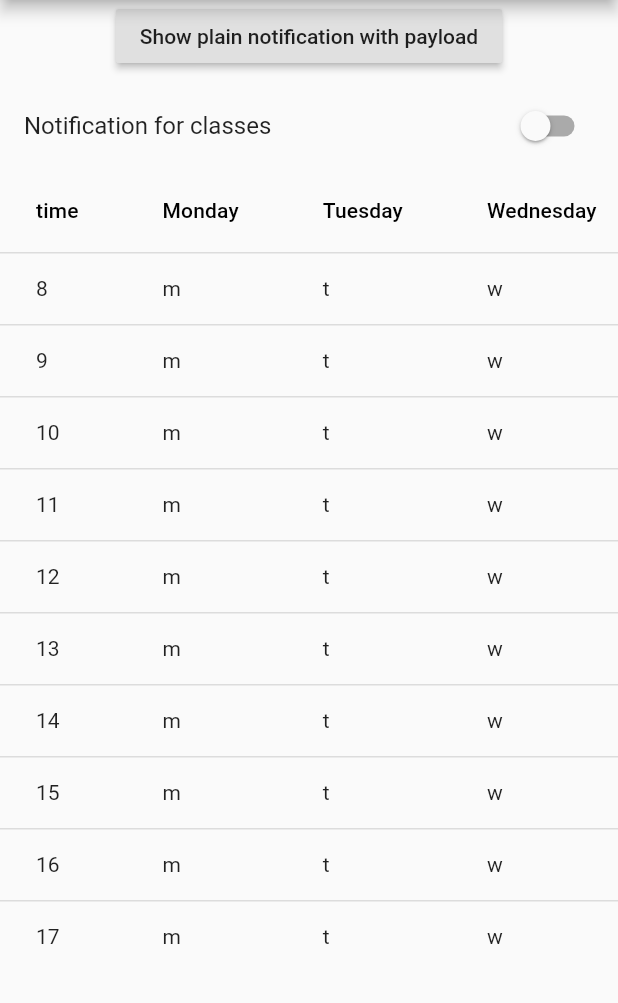
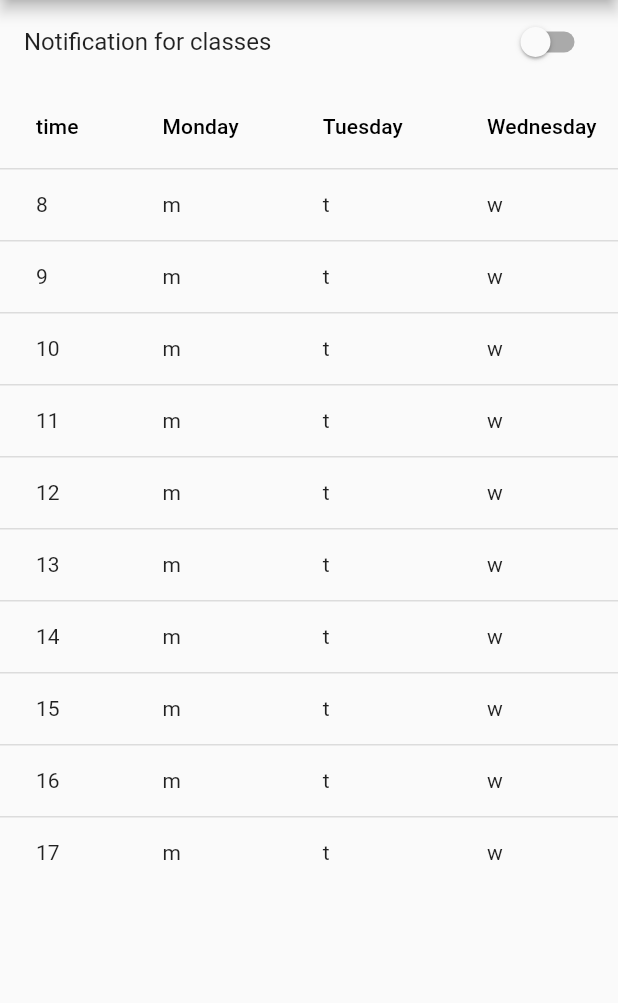
Before and after one commit to Samdroid27/TimeTable, a Flutter app: the screen it shows after launch, on a phone screen of 412 x 824 dp, the part 84-1087 px from its top. Run offline on Flutter 3.47's test engine with Material 2 defaults, Android fonts, the phone set to English and light mode, and no system bars; our stand-ins replace flutter_local_notifications, rxdart, sqflite; accounts and stored records are empty.

```diff
--- a/lib/main.dart
+++ b/lib/main.dart
@@ -64,20 +64,7 @@ Future<void> main() async {
   );
 }
 
-class PaddedRaisedButton extends StatelessWidget {
-  final String buttonText;
-  final VoidCallback onPressed;
-  const PaddedRaisedButton(
-      {@required this.buttonText, @required this.onPressed});
 
-  @override
-  Widget build(BuildContext context) {
-    return Padding(
-      padding: EdgeInsets.fromLTRB(0.0, 0.0, 0.0, 8.0),
-      child: RaisedButton(child: Text(buttonText), onPressed: onPressed),
-    );
-  }
-}
 
 class MyApp extends StatelessWidget {
   @override
--- a/lib/screens/tt_screen.dart
+++ b/lib/screens/tt_screen.dart
@@ -5,6 +5,7 @@ import 'package:flutter/cupertino.dart';
 import 'package:flutter_local_notifications/flutter_local_notifications.dart';
 
 import '../providers/tt_provider.dart';
+import '../widgets/timetable_display.dart';
 import '../main.dart';
 
 class TTScreen extends StatefulWidget {
@@ -67,12 +68,13 @@ class _TTScreenState extends State<TTScreen> {
   Future<void> checkNotify() async{
     var notifications = await _checkPendingNotificationRequests();
     if (notifications > 0){
-      _isNotificationOn= true;
+      _isNotificationOn = true;
     }
     else
     {
-      _isNotificationOn =false;
+      _isNotificationOn = false;
     }
+
   }
 
   @override
@@ -109,13 +111,10 @@ class _TTScreenState extends State<TTScreen> {
       body: SingleChildScrollView(
               child: Column(
           children: <Widget>[
-            PaddedRaisedButton(
-                      buttonText: 'Show plain notification with payload',
-                      onPressed: () async {
-                        await _showNotification();
-                      },
-                    ),
-             SwitchListTile(
+
+             FutureBuilder(
+               future: checkNotify(),
+                 builder: (ctx,snapshot)=>SwitchListTile(
                  title: Text('Notification for classes'),
                  value:_isNotificationOn ,
                  onChanged: (newVal){
@@ -129,6 +128,7 @@ class _TTScreenState extends State<TTScreen> {
                    }
                  },
                ),
+             ),
             TimeTableDisplay(),
           ],
         ),
@@ -137,17 +137,7 @@ class _TTScreenState extends State<TTScreen> {
   }
 }
 
- Future<void> _showNotification() async {
-    var androidPlatformChannelSpecifics = AndroidNotificationDetails(
-        'your channel id', 'your channel name', 'your channel description',
-        importance: Importance.Max, priority: Priority.High, ticker: 'ticker');
-    var iOSPlatformChannelSpecifics = IOSNotificationDetails();
-    var platformChannelSpecifics = NotificationDetails(
-        androidPlatformChannelSpecifics, iOSPlatformChannelSpecifics);
-    await flutterLocalNotificationsPlugin.show(
-        0, 'plain title', 'plain body', platformChannelSpecifics,
-        payload: 'item x');
-  }
+
 
    Future<void> _cancelAllNotifications() async {
     await flutterLocalNotificationsPlugin.cancelAll();
@@ -205,91 +195,3 @@ class _TTScreenState extends State<TTScreen> {
       }
     });
   }
-
-class TimeTableDisplay extends StatelessWidget {
-  const TimeTableDisplay({
-    Key key,
-  }) : super(key: key);
-
-  void modifySlotDialog(BuildContext context, int hr, String column) {
-    final _slotController = TextEditingController();
-    showDialog(
-        context: context,
-        builder: (ctx) => AlertDialog(
-              title: Text('Modify slot'),
-              content: TextField(
-                decoration: InputDecoration(labelText: 'Enter Course'),
-                controller: _slotController,
-                onSubmitted: (_) {},
-              ),
-              actions: <Widget>[
-                FlatButton(
-                  child: Text('NO'),
-                  onPressed: () {
-                    Navigator.of(context).pop();
-                  },
-                ),
-                FlatButton(
-                    child: Text('YES'),
-                    onPressed: () {
-                      Provider.of<TTProvider>(context)
-                          .updateSlot(hr, column, _slotController.text);
-                      Navigator.of(context).pop();
-                    })
-              ],
-            ));
-  }
-
-  @override
-  Widget build(BuildContext context) {
-    return FutureBuilder(
-      future: Provider.of<TTProvider>(context).fetchAndSetSlot(),
-      builder: (ctx, snapshot) => Consumer<TTProvider>(
-        builder: (context, ttVal, _) =>  SingleChildScrollView(
-            scrollDirection: Axis.horizontal,
-            child: DataTable(
-              columns: [
-                DataColumn(label: Text('time')),
-                DataColumn(label: Text('Monday')),
-                DataColumn(label: Text('Tuesday')),
-                DataColumn(label: Text('Wednesday')),
-                DataColumn(label: Text('Thursday')),
-                DataColumn(label: Text('Friday')),
-                DataColumn(label: Text('Saturday')),
-              ],
-              rows: ttVal.items
-                  .map((item) => DataRow(cells: [
-                        DataCell(Text('${item.hr}')),
-                        DataCell(Text(item.mon),
-
-                            onTap: () =>
-                                modifySlotDialog(context, item.hr, 'mon')),
-                        DataCell(Text(item.tue),
-
-                            onTap: () =>
-                                modifySlotDialog(context, item.hr, 'tue')),
-                        DataCell(Text(item.wed),
-
-                            onTap: () =>
-                                modifySlotDialog(context, item.hr, 'wed')),
-                        DataCell(Text(item.thu),
-
-                            onTap: () =>
-                                modifySlotDialog(context, item.hr, 'thu')),
-                        DataCell(Text(item.fri),
-
-                            onTap: () =>
-                                modifySlotDialog(context, item.hr, 'fri')),
-                        DataCell(Text(item.sat),
-
-                            onTap: () =>
-                                modifySlotDialog(context, item.hr, 'sat')),
-                      ]))
-                  .toList(),
-            ),
-          ),
-        ),
-
-    );
-  }
-}
--- /dev/null
+++ b/lib/widgets/timetable_display.dart
@@ -0,0 +1,92 @@
+import 'package:flutter/material.dart';
+import 'package:provider/provider.dart';
+
+import '../providers/tt_provider.dart';
+
+class TimeTableDisplay extends StatelessWidget {
+  const TimeTableDisplay({
+    Key key,
+  }) : super(key: key);
+
+  void modifySlotDialog(BuildContext context, int hr, String column) {
+    final _slotController = TextEditingController();
+    showDialog(
+        context: context,
+        builder: (ctx) => AlertDialog(
+              title: Text('Modify slot'),
+              content: TextField(
+                decoration: InputDecoration(labelText: 'Enter Course'),
+                controller: _slotController,
+                onSubmitted: (_) {},
+              ),
+              actions: <Widget>[
+                FlatButton(
+                  child: Text('NO'),
+                  onPressed: () {
+                    Navigator.of(context).pop();
+                  },
+                ),
+                FlatButton(
+                    child: Text('YES'),
+                    onPressed: () {
+                      Provider.of<TTProvider>(context)
+                          .updateSlot(hr, column, _slotController.text);
+                      Navigator.of(context).pop();
+                    })
+              ],
+            ));
+  }
+
+  @override
+  Widget build(BuildContext context) {
+    return FutureBuilder(
+      future: Provider.of<TTProvider>(context).fetchAndSetSlot(),
+      builder: (ctx, snapshot) => Consumer<TTProvider>(
+        builder: (context, ttVal, _) =>  SingleChildScrollView(
+            scrollDirection: Axis.horizontal,
+            child: DataTable(
+              columns: [
+                DataColumn(label: Text('time')),
+                DataColumn(label: Text('Monday')),
+                DataColumn(label: Text('Tuesday')),
+                DataColumn(label: Text('Wednesday')),
+                DataColumn(label: Text('Thursday')),
+                DataColumn(label: Text('Friday')),
+                DataColumn(label: Text('Saturday')),
+              ],
+              rows: ttVal.items
+                  .map((item) => DataRow(cells: [
+                        DataCell(Text('${item.hr}')),
+                        DataCell(Text(item.mon),
+
+                            onTap: () =>
+                                modifySlotDialog(context, item.hr, 'mon')),
+                        DataCell(Text(item.tue),
+
+                            onTap: () =>
+                                modifySlotDialog(context, item.hr, 'tue')),
+                        DataCell(Text(item.wed),
+
+                            onTap: () =>
+                                modifySlotDialog(context, item.hr, 'wed')),
+                        DataCell(Text(item.thu),
+
+                            onTap: () =>
+                                modifySlotDialog(context, item.hr, 'thu')),
+                        DataCell(Text(item.fri),
+
+                            onTap: () =>
+                                modifySlotDialog(context, item.hr, 'fri')),
+                        DataCell(Text(item.sat),
+
+                            onTap: () =>
+                                modifySlotDialog(context, item.hr, 'sat')),
+                      ]))
+                  .toList(),
+            ),
+          ),
+        ),
+
+    );
+  }
+}
```
Lines whose indentation alone changed are shown as unchanged.
